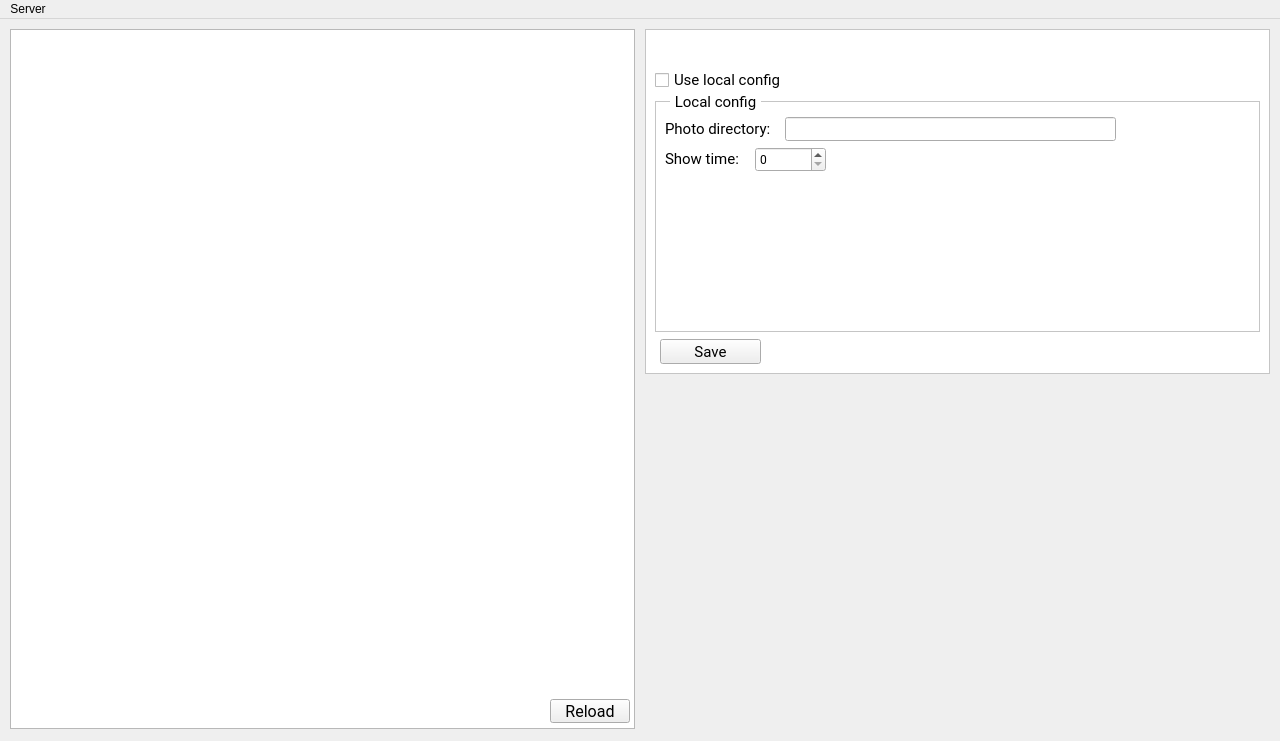
First picture: the form in client/mainwindow.ui, repository 23vbq/tv-managing-system, before the edit.
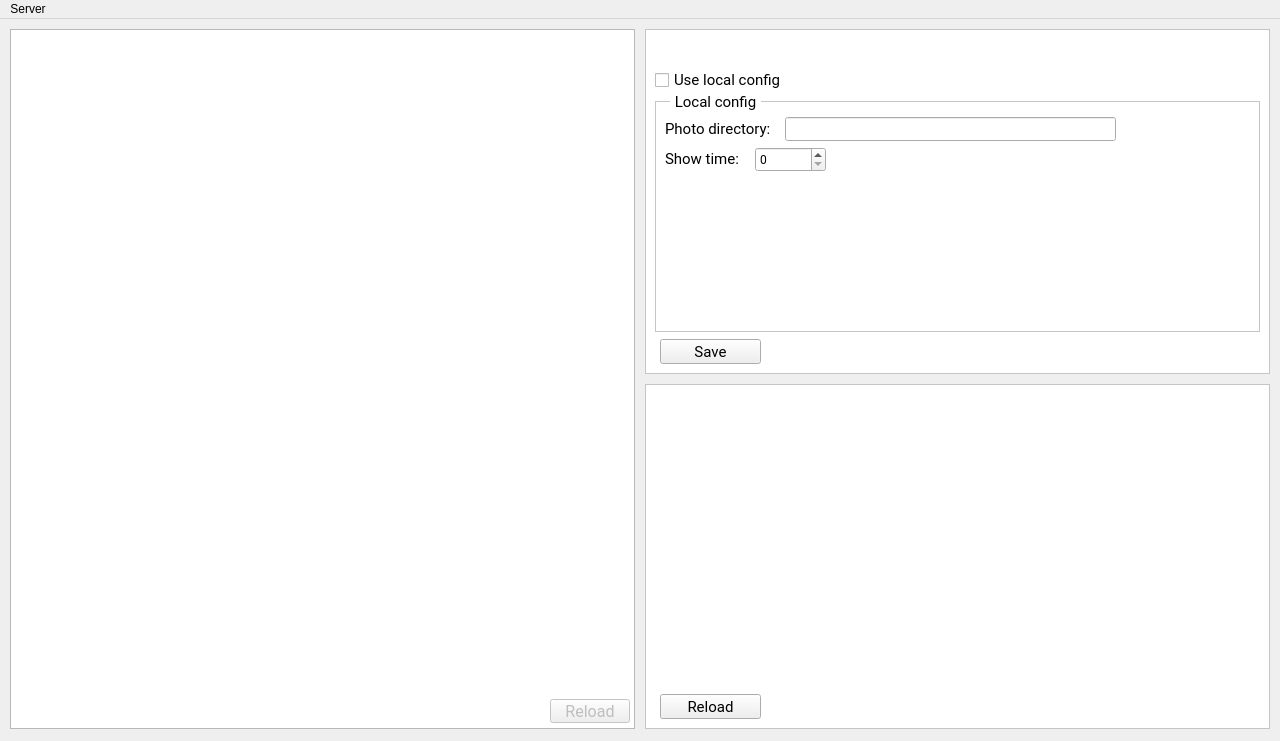
Second picture: the form after the edit. Icons and pictures are not drawn.

Diff of the .ui file:
```diff
--- a/client/mainwindow.ui
+++ b/client/mainwindow.ui
@@ -28,6 +28,9 @@
     </property>
    </widget>
    <widget class="QPushButton" name="pushButton">
+    <property name="enabled">
+     <bool>false</bool>
+    </property>
     <property name="geometry">
      <rect>
       <x>550</x>
@@ -239,6 +242,61 @@
      </property>
     </widget>
    </widget>
+   <widget class="QFrame" name="epInfo">
+    <property name="geometry">
+     <rect>
+      <x>645</x>
+      <y>365</y>
+      <width>625</width>
+      <height>345</height>
+     </rect>
+    </property>
+    <property name="styleSheet">
+     <string notr="true">QFrame {background-color: rgb(255, 255, 255);}
+/*color: rgb(0, 0, 0);*/</string>
+    </property>
+    <property name="frameShape">
+     <enum>QFrame::StyledPanel</enum>
+    </property>
+    <property name="frameShadow">
+     <enum>QFrame::Sunken</enum>
+    </property>
+    <widget class="QPushButton" name="epInfoReload">
+     <property name="geometry">
+      <rect>
+       <x>15</x>
+       <y>310</y>
+       <width>101</width>
+       <height>25</height>
+      </rect>
+     </property>
+     <property name="font">
+      <font>
+       <family>Roboto</family>
+       <pointsize>11</pointsize>
+      </font>
+     </property>
+     <property name="text">
+      <string>Reload</string>
+     </property>
+    </widget>
+    <widget class="QLabel" name="epInfoConIcon">
+     <property name="geometry">
+      <rect>
+       <x>15</x>
+       <y>15</y>
+       <width>16</width>
+       <height>16</height>
+      </rect>
+     </property>
+     <property name="text">
+      <string/>
+     </property>
+     <property name="pixmap">
+      <pixmap resource="resources.qrc">:/icon/connection/img/icon/connection/red.png</pixmap>
+     </property>
+    </widget>
+   </widget>
   </widget>
   <widget class="QMenuBar" name="menubar">
    <property name="geometry">
```
Left out of the diff: 4 changed lines with no effect on the pictures.
